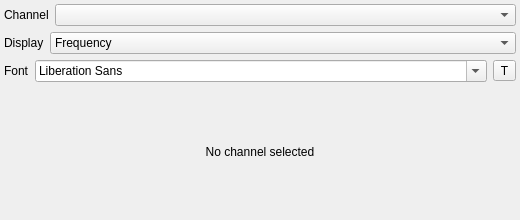
The window that plugins/feature/freqdisplay/freqdisplaygui.ui (thomasgi1/sdrangel) describes before a commit, drawn with Qt 5.
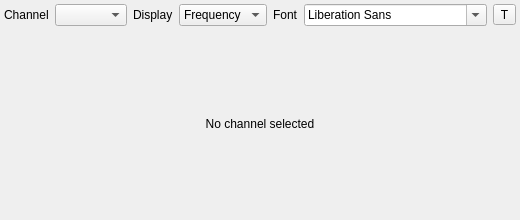
The same window after the commit. Custom widgets are drawn as their Qt base class.

Commit message: Rearrange controls.

What changed in the file:
```diff
--- a/plugins/feature/freqdisplay/freqdisplaygui.ui
+++ b/plugins/feature/freqdisplay/freqdisplaygui.ui
@@ -66,10 +66,6 @@
         </property>
        </widget>
       </item>
-     </layout>
-    </item>
-    <item>
-     <layout class="QHBoxLayout" name="displayLayout">
       <item>
        <widget class="QLabel" name="displayLabel">
         <property name="text">
@@ -105,10 +101,6 @@
         </item>
        </widget>
       </item>
-     </layout>
-    </item>
-    <item>
-     <layout class="QHBoxLayout" name="fontLayout">
       <item>
        <widget class="QLabel" name="fontLabel">
         <property name="text">
```
Left out of the diff: 9 changed lines with no effect on the pictures.
